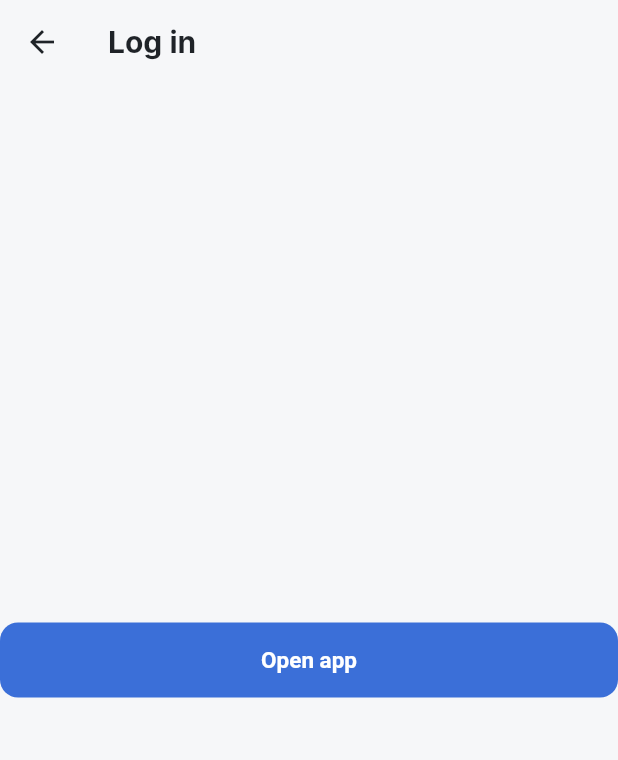
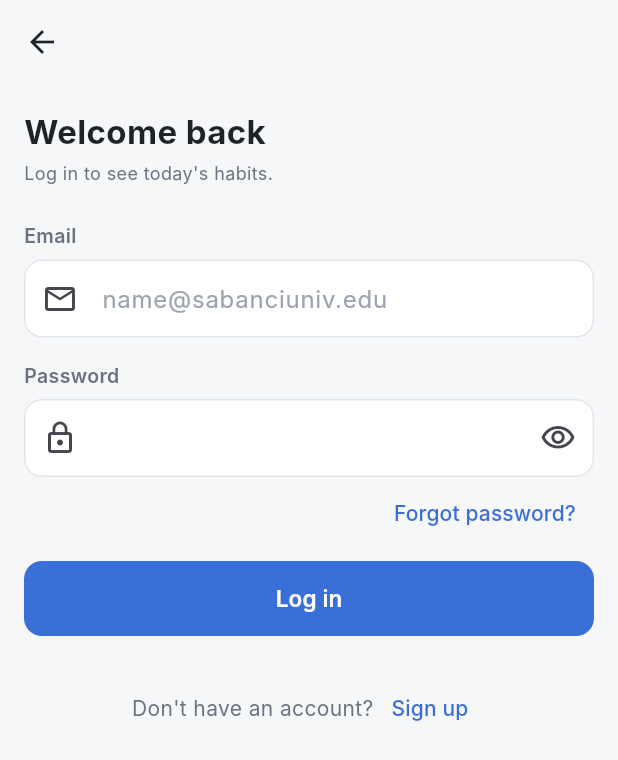
Before and after one commit to necdetalpozdemir/CS310PROJECT, a Flutter app: the screen it shows after launch, after a tap on "Log in", on a phone screen of 412 x 824 dp. Shown: the top 760 px of the screen. Run offline on Flutter 3.47's test engine with Material 3 defaults, Android fonts, the phone set to English and light mode, and no system bars.

Commit message:
Implement Log In screen with inline validation

```diff
--- a/lib/screens/auth/login_screen.dart
+++ b/lib/screens/auth/login_screen.dart
@@ -1,23 +1,133 @@
 import 'package:flutter/material.dart';
+
 import '../../routes.dart';
+import '../../utils/app_colors.dart';
+import '../../utils/app_spacing.dart';
+import '../../utils/app_text_styles.dart';
+import '../../utils/validators.dart';
+import '../../widgets/app_text_field.dart';
+import '../../widgets/primary_button.dart';
 
-// PLACEHOLDER – Yusuf Arif Özkuttaş will replace this file with the real screen.
-class LoginScreen extends StatelessWidget {
+/// Log In screen: email + password with inline validation.
+///
+/// Step 2: a valid form simply opens the main app.
+/// Step 3: this is where Firebase Auth `signInWithEmailAndPassword` will go.
+class LoginScreen extends StatefulWidget {
   const LoginScreen({super.key});
+
+  @override
+  State<LoginScreen> createState() => _LoginScreenState();
+}
+
+class _LoginScreenState extends State<LoginScreen> {
+  // Gives us access to the Form, so we can call validate() on all fields.
+  final _formKey = GlobalKey<FormState>();
+
+  // Hold what the user typed in each field.
+  final _emailController = TextEditingController();
+  final _passwordController = TextEditingController();
+
+  @override
+  void dispose() {
+    // Controllers use memory; free it when the screen is closed.
+    _emailController.dispose();
+    _passwordController.dispose();
+    super.dispose();
+  }
+
+  void _submit() {
+    // validate() runs every field's validator. If any returns an error
+    // message, the message is shown under that field and we stop here.
+    final isValid = _formKey.currentState!.validate();
+    if (!isValid) return;
+
+    // Open the main app and remove Welcome / Log In from the stack,
+    // so the back button can't return to the login form.
+    Navigator.pushNamedAndRemoveUntil(
+      context,
+      AppRoutes.home,
+      (route) => false,
+    );
+  }
 
   @override
   Widget build(BuildContext context) {
     return Scaffold(
-      appBar: AppBar(title: const Text('Log in')),
-      body: Center(
-        child: ElevatedButton(
-          // Opens the main app so the tabs can be tested before Log In is ready.
-          onPressed: () => Navigator.pushNamedAndRemoveUntil(
-            context,
-            AppRoutes.home,
-            (route) => false,
+      // The back arrow appears automatically only when there is a screen
+      // to go back to (Welcome). After log out there isn't, so no arrow.
+      appBar: AppBar(),
+      body: SafeArea(
+        // Scrolls on small phones / when the keyboard is open (no overflow).
+        child: SingleChildScrollView(
+          padding: AppSpacing.screenPadding,
+          child: Form(
+            key: _formKey,
+            child: Column(
+              crossAxisAlignment: CrossAxisAlignment.stretch,
+              children: [
+                const Text('Welcome back', style: AppTextStyles.heading),
+                const SizedBox(height: AppSpacing.xs),
+                const Text(
+                  "Log in to see today's habits.",
+                  style: AppTextStyles.caption,
+                ),
+                const SizedBox(height: AppSpacing.xl),
+
+                AppTextField(
+                  label: 'Email',
+                  hintText: 'name@sabanciuniv.edu',
+                  icon: Icons.mail_outline,
+                  controller: _emailController,
+                  keyboardType: TextInputType.emailAddress,
+                  textInputAction: TextInputAction.next,
+                  validator: Validators.email,
+                ),
+                const SizedBox(height: AppSpacing.lg),
+
+                AppTextField(
+                  label: 'Password',
+                  icon: Icons.lock_outline,
+                  isPassword: true,
+                  controller: _passwordController,
+                  textInputAction: TextInputAction.done,
+                  validator: Validators.password,
+                ),
+
+                // "Forgot password?" link, right-aligned under the field.
+                Align(
+                  alignment: Alignment.centerRight,
+                  child: TextButton(
+                    onPressed: () => Navigator.pushNamed(
+                      context,
+                      AppRoutes.forgotPassword,
+                    ),
+                    child: const Text('Forgot password?'),
+                  ),
+                ),
+                const SizedBox(height: AppSpacing.sm),
+
+                PrimaryButton(label: 'Log in', onPressed: _submit),
+                const SizedBox(height: AppSpacing.xl),
+
+                // "Don't have an account? Sign up"
+                Wrap(
+                  alignment: WrapAlignment.center,
+                  crossAxisAlignment: WrapCrossAlignment.center,
+                  children: [
+                    const Text(
+                      "Don't have an account?",
+                      style: TextStyle(color: AppColors.textSecondary),
+                    ),
+                    TextButton(
+                      onPressed: () =>
+                          Navigator.pushNamed(context, AppRoutes.signUp),
+                      child: const Text('Sign up'),
+                    ),
+                  ],
+                ),
+              ],
+            ),
           ),
-          child: const Text('Open app'),
         ),
       ),
     );
```
